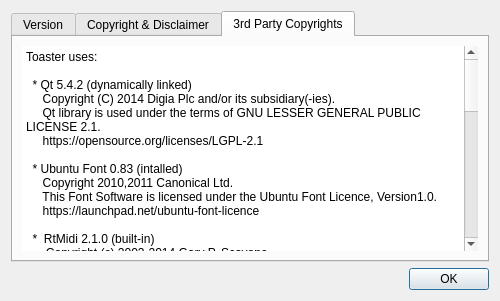
First picture: the form in Toaster/AboutDialog.ui, repository virango/Toaster, before the edit.
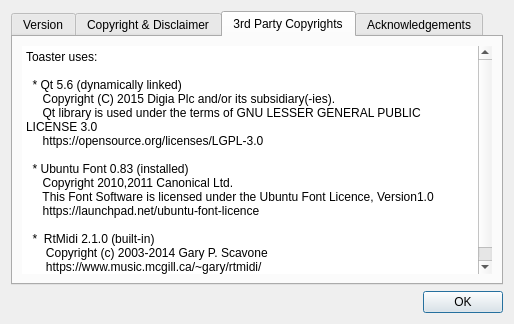
Second picture: the form after the edit. The open tabs and pages were chosen to show the change.

Commit message: * win: preparing release * changing to inno Setup * added ubuntu font to setup

The edit to the form file:
```diff
--- a/Toaster/AboutDialog.ui
+++ b/Toaster/AboutDialog.ui
@@ -6,10 +6,28 @@
    <rect>
     <x>0</x>
     <y>0</y>
-    <width>500</width>
-    <height>301</height>
+    <width>514</width>
+    <height>324</height>
    </rect>
   </property>
+  <property name="sizePolicy">
+   <sizepolicy hsizetype="Fixed" vsizetype="Fixed">
+    <horstretch>0</horstretch>
+    <verstretch>0</verstretch>
+   </sizepolicy>
+  </property>
+  <property name="minimumSize">
+   <size>
+    <width>514</width>
+    <height>324</height>
+   </size>
+  </property>
+  <property name="maximumSize">
+   <size>
+    <width>514</width>
+    <height>324</height>
+   </size>
+  </property>
   <property name="windowTitle">
    <string>About Toaster</string>
   </property>
@@ -123,9 +141,9 @@
       <attribute name="title">
        <string>3rd Party Copyrights</string>
       </attribute>
-      <layout class="QHBoxLayout" name="horizontalLayout">
+      <layout class="QVBoxLayout" name="verticalLayout_6">
        <item>
-        <widget class="QPlainTextEdit" name="plainTextEdit">
+        <widget class="QPlainTextEdit" name="copyrightsTextEdit">
          <property name="frameShape">
           <enum>QFrame::NoFrame</enum>
          </property>
@@ -135,46 +153,49 @@
          <property name="plainText">
           <string>Toaster uses:
 
-  * Qt 5.4.2 (dynamically linked)
-     Copyright (C) 2014 Digia Plc and/or its subsidiary(-ies).
-     Qt library is used under the terms of GNU LESSER GENERAL PUBLIC LICENSE 2.1.
-     https://opensource.org/licenses/LGPL-2.1
+  * Qt 5.6 (dynamically linked)
+     Copyright (C) 2015 Digia Plc and/or its subsidiary(-ies).
+     Qt library is used under the terms of GNU LESSER GENERAL PUBLIC LICENSE 3.0
+     https://opensource.org/licenses/LGPL-3.0
 
-  * Ubuntu Font 0.83 (intalled)
+  * Ubuntu Font 0.83 (installed)
      Copyright 2010,2011 Canonical Ltd.
-     This Font Software is licensed under the Ubuntu Font Licence, Version1.0.  
+     This Font Software is licensed under the Ubuntu Font Licence, Version1.0
      https://launchpad.net/ubuntu-font-licence
 
   *  RtMidi 2.1.0 (built-in)
       Copyright (c) 2003-2014 Gary P. Scavone
-      https://www.music.mcgill.ca/~gary/rtmidi/
-===================================================
-RtMidi: realtime MIDI i/o C++ classes
-Copyright (c) 2003-2014 Gary P. Scavone
+      https://www.music.mcgill.ca/~gary/rtmidi/</string>
+         </property>
+        </widget>
+       </item>
+      </layout>
+     </widget>
+     <widget class="QWidget" name="acknowledgementsTab">
+      <attribute name="title">
+       <string>Acknowledgements</string>
+      </attribute>
+      <layout class="QVBoxLayout" name="verticalLayout_5">
+       <item>
+        <widget class="QPlainTextEdit" name="acknowledgementsTextEdit">
+         <property name="frameShape">
+          <enum>QFrame::NoFrame</enum>
+         </property>
+         <property name="readOnly">
+          <bool>true</bool>
+         </property>
+         <property name="plainText">
+          <string>Knobs, buttons and the LCD display were created with JKnobMan,  Copyright (c)  g200kg
+http://www.g200kg.com/en/software/knobman.html
 
-Permission is hereby granted, free of charge, to any person
-obtaining a copy of this software and associated documentation files
-(the &quot;Software&quot;), to deal in the Software without restriction,
-including without limitation the rights to use, copy, modify, merge,
-publish, distribute, sublicense, and/or sell copies of the Software,
-and to permit persons to whom the Software is furnished to do so,
-subject to the following conditions:
+The chicken head knob is based on knob_67_black.knob
+http://www.g200kg.com/en/webknobman/get.php?t=bin&amp;n=402
+created by an unknown author, copyrighted under CC0 Public Domain:
+http://creativecommons.org/publicdomain/zero/1.0/
 
-The above copyright notice and this permission notice shall be
-included in all copies or substantial portions of the Software.
+The skin was created with Inkscape https://inkscape.org/
 
-Any person wishing to distribute modifications to the Software is
-asked to send the modifications to the original developer so that
-they can be incorporated into the canonical version.  This is,
-however, not a binding provision of this license.
-
-THE SOFTWARE IS PROVIDED &quot;AS IS&quot;, WITHOUT WARRANTY OF ANY KIND,
-EXPRESS OR IMPLIED, INCLUDING BUT NOT LIMITED TO THE WARRANTIES OF
-MERCHANTABILITY, FITNESS FOR A PARTICULAR PURPOSE AND NONINFRINGEMENT.
-IN NO EVENT SHALL THE AUTHORS OR COPYRIGHT HOLDERS BE LIABLE FOR
-ANY CLAIM, DAMAGES OR OTHER LIABILITY, WHETHER IN AN ACTION OF
-CONTRACT, TORT OR OTHERWISE, ARISING FROM, OUT OF OR IN CONNECTION
-WITH THE SOFTWARE OR THE USE OR OTHER DEALINGS IN THE SOFTWARE.</string>
+The Windows setup was created with Inno Script Studio</string>
          </property>
         </widget>
        </item>
```
Left out of the diff: 4 changed lines with no effect on the pictures. The commit also changes 6 other files.
